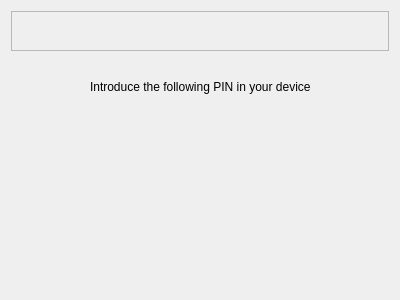
The window that src/wizard/pages/pairing.ui (KDE/bluedevil) describes before a commit, drawn with Qt 5.
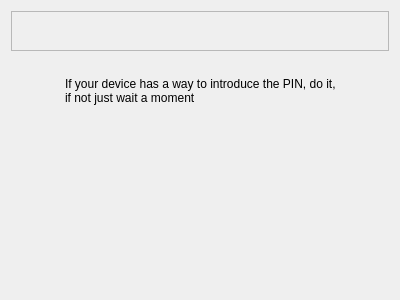
The same window after the commit.

Commit message: Better text for the pairing page

What changed in the file:
```diff
--- a/src/wizard/pages/pairing.ui
+++ b/src/wizard/pages/pairing.ui
@@ -102,7 +102,10 @@
      <item>
       <widget class="QLabel" name="label_2">
        <property name="text">
-        <string>Introduce the following PIN in your device</string>
+        <string>If your device has a way to introduce the PIN, do it, if not just wait a moment</string>
+       </property>
+       <property name="wordWrap">
+        <bool>true</bool>
        </property>
       </widget>
      </item>
```
